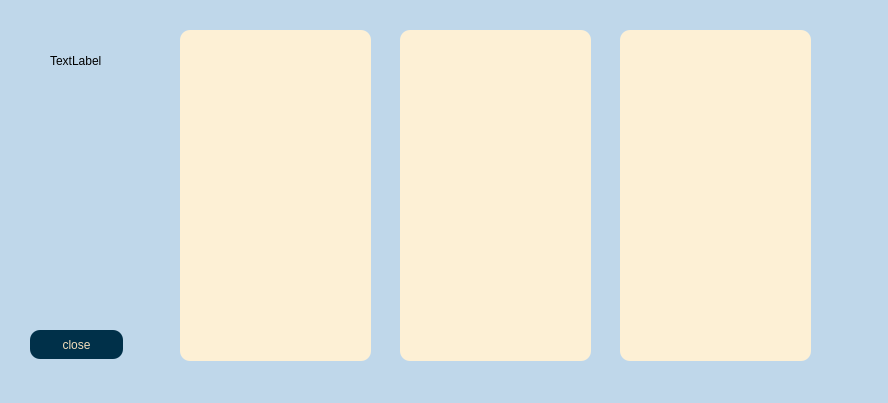
First picture: the form in client/geraph.ui, repository AP-projects-4001/jan-ghahve, before the edit.
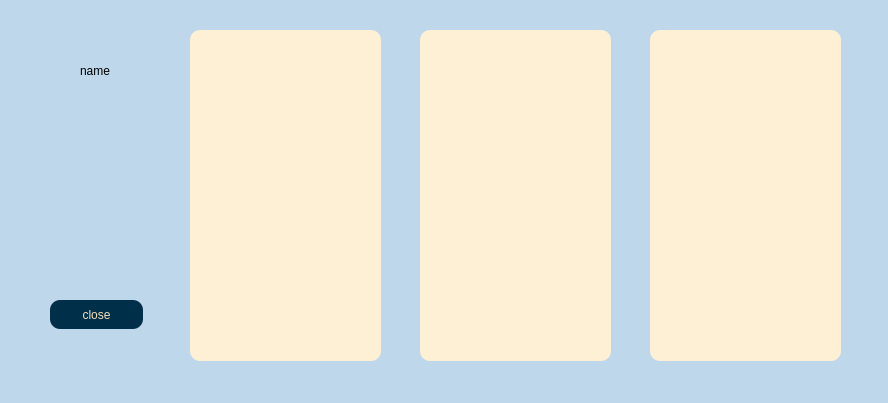
Second picture: the form after the edit.

```diff
--- a/client/geraph.ui
+++ b/client/geraph.ui
@@ -17,75 +17,84 @@
    <string notr="true">background-color:rgb(191, 215, 234);
 </string>
   </property>
+  <widget class="QWidget" name="widget" native="true">
+   <property name="geometry">
+    <rect>
+     <x>0</x>
+     <y>0</y>
+     <width>891</width>
+     <height>401</height>
+    </rect>
+   </property>
+   <widget class="QListWidget" name="listWidget_3">
+    <property name="geometry">
+     <rect>
+      <x>650</x>
+      <y>30</y>
+      <width>191</width>
+      <height>331</height>
+     </rect>
+    </property>
+    <property name="cursor" stdset="0">
+     <cursorShape>PointingHandCursor</cursorShape>
+    </property>
+    <property name="styleSheet">
+     <string notr="true">background-color:rgb(253, 240, 213);
+border-radius: 10%;</string>
+    </property>
+   </widget>
+   <widget class="QListWidget" name="listWidget_2">
+    <property name="geometry">
+     <rect>
+      <x>420</x>
+      <y>30</y>
+      <width>191</width>
+      <height>331</height>
+     </rect>
+    </property>
+    <property name="cursor" stdset="0">
+     <cursorShape>PointingHandCursor</cursorShape>
+    </property>
+    <property name="styleSheet">
+     <string notr="true">background-color:rgb(253, 240, 213);
+border-radius: 10%;</string>
+    </property>
+   </widget>
+   <widget class="QListWidget" name="listWidget">
+    <property name="geometry">
+     <rect>
+      <x>190</x>
+      <y>30</y>
+      <width>191</width>
+      <height>331</height>
+     </rect>
+    </property>
+    <property name="cursor" stdset="0">
+     <cursorShape>PointingHandCursor</cursorShape>
+    </property>
+    <property name="styleSheet">
+     <string notr="true">background-color:rgb(253, 240, 213);
+border-radius: 10%;</string>
+    </property>
+   </widget>
   <widget class="QLabel" name="label">
    <property name="geometry">
     <rect>
-     <x>50</x>
-     <y>40</y>
-     <width>111</width>
+      <x>80</x>
+      <y>50</y>
+      <width>51</width>
      <height>41</height>
     </rect>
    </property>
    <property name="text">
-    <string>TextLabel</string>
-   </property>
-  </widget>
-  <widget class="QListWidget" name="listWidget">
-   <property name="geometry">
-    <rect>
-     <x>180</x>
-     <y>30</y>
-     <width>191</width>
-     <height>331</height>
-    </rect>
-   </property>
-   <property name="cursor" stdset="0">
-    <cursorShape>PointingHandCursor</cursorShape>
-   </property>
-   <property name="styleSheet">
-    <string notr="true">background-color:rgb(253, 240, 213);
-border-radius: 10%;</string>
-   </property>
-  </widget>
-  <widget class="QListWidget" name="listWidget_2">
-   <property name="geometry">
-    <rect>
-     <x>400</x>
-     <y>30</y>
-     <width>191</width>
-     <height>331</height>
-    </rect>
-   </property>
-   <property name="cursor" stdset="0">
-    <cursorShape>PointingHandCursor</cursorShape>
-   </property>
-   <property name="styleSheet">
-    <string notr="true">background-color:rgb(253, 240, 213);
-border-radius: 10%;</string>
-   </property>
-  </widget>
-  <widget class="QListWidget" name="listWidget_3">
-   <property name="geometry">
-    <rect>
-     <x>620</x>
-     <y>30</y>
-     <width>191</width>
-     <height>331</height>
-    </rect>
-   </property>
-   <property name="cursor" stdset="0">
-    <cursorShape>PointingHandCursor</cursorShape>
-   </property>
-   <property name="styleSheet">
-    <string notr="true">background-color:rgb(253, 240, 213);
-border-radius: 10%;</string>
+     <string>name</string>
    </property>
   </widget>
   <widget class="QPushButton" name="pushButton">
    <property name="geometry">
     <rect>
-     <x>30</x>
-     <y>330</y>
+      <x>50</x>
+      <y>300</y>
      <width>93</width>
      <height>29</height>
     </rect>
@@ -101,6 +110,7 @@
    <property name="text">
     <string>close</string>
    </property>
+   </widget>
   </widget>
  </widget>
  <resources/>
```
Lines whose indentation alone changed are shown as unchanged.
